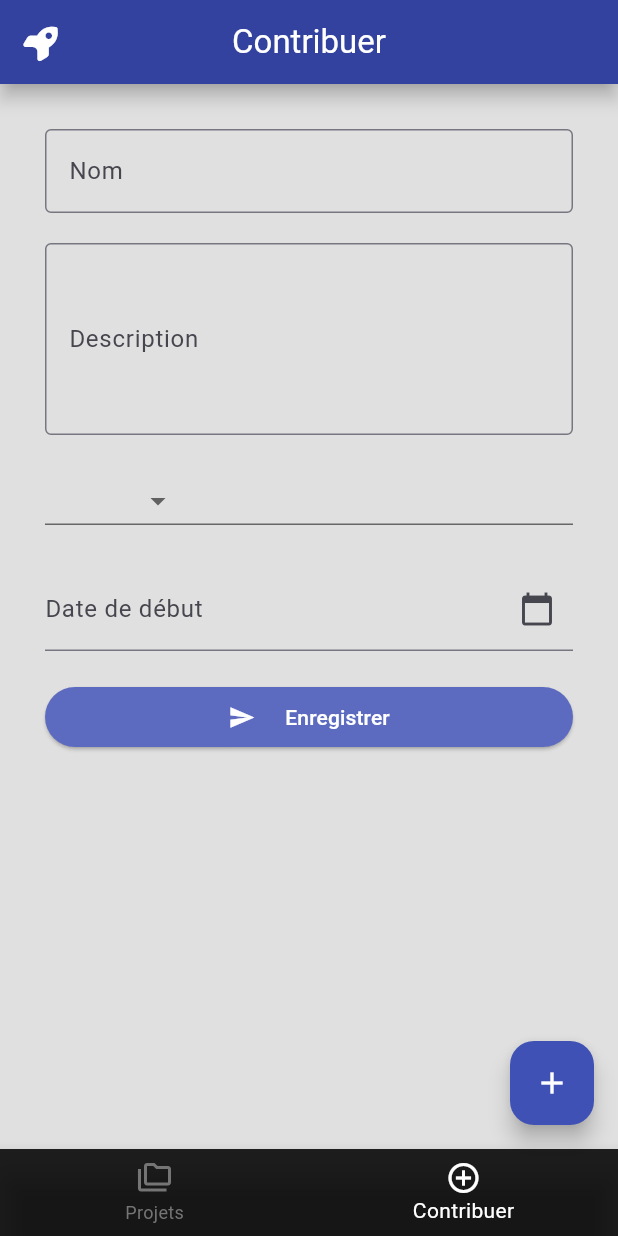
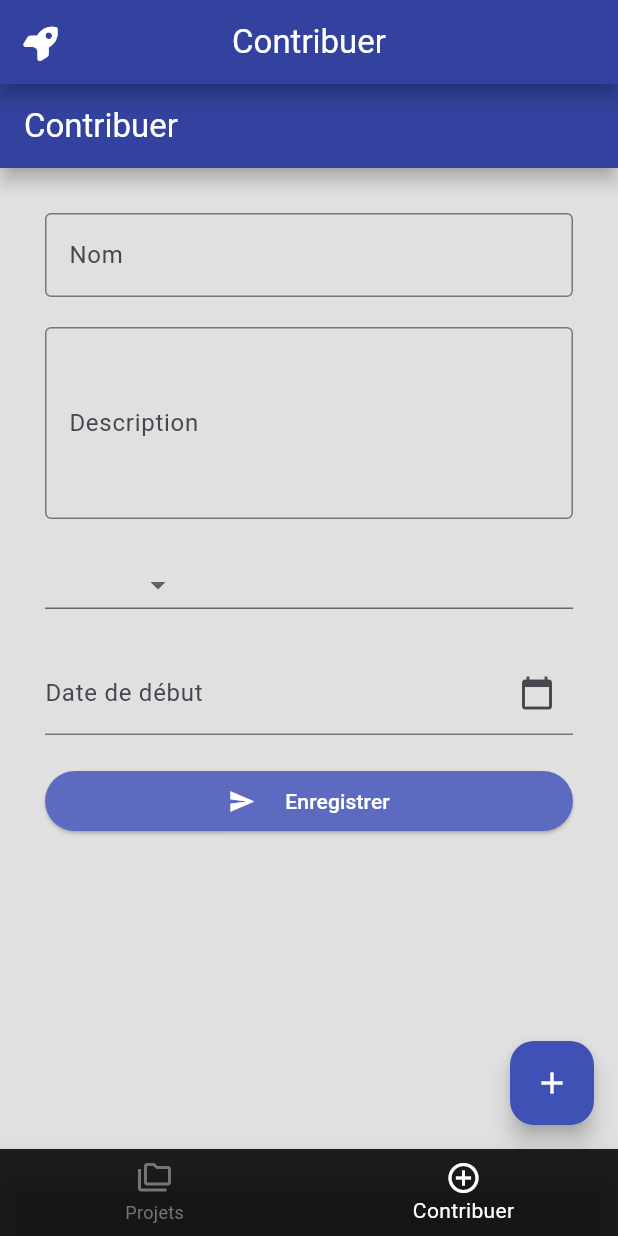
Before and after one commit to VanessaViaud/FlutterAppli, a Flutter app: the screen it shows after launch, item 2 of the bottom bar chosen, on a phone screen of 412 x 824 dp. Run offline on Flutter 3.47's test engine with Material 3 defaults, Android fonts, the phone set to English and light mode, and no system bars; our stand-ins replace font_awesome_flutter, go_router.

Commit message:
features/add_editForm

```diff
--- a/lib/ContributionPage.dart
+++ b/lib/ContributionPage.dart
@@ -1,65 +1,24 @@
 import 'package:flutter/material.dart';
-import 'package:font_awesome_flutter/font_awesome_flutter.dart';
-import 'package:intl/intl.dart';
+import 'package:management_flutter_application/models/Project.dart';
 
 import 'models/EditForm.dart';
-import 'models/Project.dart';
 
-class ContributionPage extends StatefulWidget {
+class ContributionPage extends StatelessWidget {
   final List<Project> projects;
   final void Function(Project) onAddProject;
 
-  const ContributionPage({
-    super.key,
-    required this.projects,
-    required this.onAddProject,
-  });
-
-  @override
-  State<ContributionPage> createState() => _ContributionPageState();
-}
-
-enum Status { enCours, aVenir, termine }
-
-class _ContributionPageState extends State<ContributionPage> {
-  final _key = GlobalKey<FormState>();
-
-  var _nom = TextEditingController();
-  var _description = TextEditingController();
-  Status? _dropDownValue;
-  DateTime? selectedDate;
-
-  late TextEditingController _dateController;
-
-  @override
-  void initState() {
-    super.initState();
-    _dateController = TextEditingController();
-  }
-
-  @override
-  void dispose() {
-    _dateController.dispose();
-    _nom.dispose();
-    _description.dispose();
-    super.dispose();
-  }
-
-  void _onSubmit() {
-    if (_key.currentState!.validate()) {
-      _key.currentState!.save();
-      Project newProject = Project(
-        _nom.text,
-        _description.text,
-        _dropDownValue != null ? _dropDownValue.toString().split('.').last : "en Cours",
-        selectedDate,
-      );
-      widget.onAddProject(newProject);
-    }
-  }
+  const ContributionPage({Key? key, required this.projects, required this.onAddProject}) : super(key: key);
 
   @override
   Widget build(BuildContext context) {
-    return ProjectForm(onSubmit: (Project p1) {  },);
+    return Scaffold(
+      appBar: AppBar(title: Text('Contribuer')),
+      body: ProjectForm(
+        onSubmit: (project) {
+          onAddProject(project);
+          Navigator.pop(context);
+        },
+      ),
+    );
   }
 }
--- a/lib/main.dart
+++ b/lib/main.dart
@@ -1,6 +1,7 @@
 import 'package:flutter/material.dart';
 import 'package:font_awesome_flutter/font_awesome_flutter.dart';
 import 'package:go_router/go_router.dart';
+import 'package:management_flutter_application/EditPage.dart';
 import 'package:management_flutter_application/models/EditForm.dart';
 import 'DetailPage.dart';
 import 'ContributionPage.dart';
@@ -19,7 +20,10 @@ class ScreenArguments {
 
 final GoRouter _router = GoRouter(
   routes: [
-    GoRoute(path: '/', builder: (context, state) => MyHomePage()),
+    GoRoute(
+      path: '/',
+      builder: (context, state) => const MyHomePage(),
+    ),
     GoRoute(
       path: '/details',
       builder: (context, state) {
@@ -27,11 +31,29 @@ final GoRouter _router = GoRouter(
         return DetailPage(project: args.project);
       },
     ),
-    GoRoute(path: '/edit',
+    GoRoute(
+      path: '/edit',
       builder: (context, state) {
         final args = state.extra as ScreenArguments;
-      return ProjectForm(onSubmit: (Project p1) {  },);
-    })
+        return EditProjectPage(
+          project: args.project,
+          onUpdateProject: (updatedProject) {
+            Navigator.of(context).pop(updatedProject);
+          },
+        );
+      },
+    ),
+    GoRoute(
+      path: '/add',
+      builder: (context, state) {
+        return ContributionPage(
+          projects: [],
+          onAddProject: (Project p1) {
+            Navigator.of(context).pop(p1);
+          },
+        );
+      },
+    ),
   ],
 );
 
@@ -69,18 +91,8 @@ class MyHomePage extends StatefulWidget {
 class _MyHomePageState extends State<MyHomePage> {
   List<Project> projects = [
     Project('Projet Un', "C'est un premier projet", "en Cours", DateTime.now()),
-    Project(
-      'Projet Deux',
-      "C'est un second projet",
-      "en Cours",
-      DateTime.now(),
-    ),
-    Project(
-      'Projet Trois',
-      "C'est un troisième projet",
-      "en Cours",
-      DateTime.now(),
-    ),
+    Project('Projet Deux', "C'est un second projet", "en Cours", DateTime.now()),
+    Project('Projet Trois', "C'est un troisième projet", "en Cours", DateTime.now()),
   ];
 
   int _selectedIndex = 0;
@@ -106,99 +118,99 @@ class _MyHomePageState extends State<MyHomePage> {
     });
   }
 
+  Future<void> _editProject(Project project, int index) async {
+    final updatedProject = await context.push<Project>(
+      '/edit',
+      extra: ScreenArguments(project),
+    );
+
+    if (updatedProject != null) {
+      setState(() {
+        projects[index] = updatedProject;
+      });
+    }
+  }
+
+  Future<void> _addProject() async {
+    final newProject = await context.push<Project>('/add');
+    if (newProject != null) {
+      setState(() {
+        projects.add(newProject);
+      });
+    }
+  }
+
   @override
   Widget build(BuildContext context) {
     return Scaffold(
       appBar: AppBar(
         leading: const Icon(FontAwesomeIcons.rocket, color: Colors.white),
-        title: _selectedIndex == 0 ? Text('Projets') : Text("Contribuer"),
+        title: _selectedIndex == 0 ? const Text('Projets') : const Text("Contribuer"),
         centerTitle: true,
       ),
       body: _selectedIndex == 0
-          ? Column(
-              children: <Widget>[
-                Expanded(
-                  child: ListView.builder(
-                    // shrinkWrap: true,
-                    padding: EdgeInsets.all(15),
+          ? ListView.builder(
+        padding: const EdgeInsets.all(15),
         itemCount: projects.length,
         itemBuilder: (BuildContext context, int index) {
+          final project = projects[index];
           return Card(
             shape: RoundedRectangleBorder(
               borderRadius: BorderRadius.circular(12),
             ),
             clipBehavior: Clip.antiAlias,
             elevation: 4,
-                        margin: EdgeInsets.symmetric(
-                          horizontal: 16,
-                          vertical: 8,
-                        ),
+            margin: const EdgeInsets.symmetric(horizontal: 16, vertical: 8),
             child: Container(
               decoration: BoxDecoration(color: Colors.black87),
               child: ListTile(
-                            leading: Icon(
-                              Icons.folder_outlined,
-                              color: Colors.indigo,
-                            ),
-                            title: Text(
-                              projects[index].title,
-                              style: TextStyle(color: Colors.white),
-                            ),
+                leading: const Icon(Icons.folder_outlined, color: Colors.indigo),
+                title: Text(project.title, style: const TextStyle(color: Colors.white)),
                 subtitle: Column(
                   crossAxisAlignment: CrossAxisAlignment.start,
                   children: [
+                    Text(project.desc, style: const TextStyle(color: Colors.white70)),
                     Text(
-                                  projects[index].desc,
-                                  style: TextStyle(color: Colors.white70),
+                      project.dateTime != null
+                          ? DateFormat('dd/MM/yyyy').format(project.dateTime!)
+                          : 'Date non renseignée',
+                      style: const TextStyle(color: Colors.white70),
                     ),
-                                Text(
-                                  projects[index].dateTime != null
-                                      ? DateFormat(
-                                          'dd/MM/yyyy',
-                                        ).format(projects[index].dateTime!)
-                                      : 'Date non renseignée',
-                                  style: TextStyle(color: Colors.white70),
-                                ),
-                                Text(
-                                  projects[index].status,
-                                  style: TextStyle(color: Colors.white70),
-                                ),
+                    Text(project.status, style: const TextStyle(color: Colors.white70)),
                   ],
                 ),
-                            trailing: IconButton(
+                trailing: Row(
+                  mainAxisSize: MainAxisSize.min,
+                  children: [
+                    IconButton(
+                      onPressed: () => _editProject(project, index),
+                      icon: const Icon(Icons.edit, color: Colors.white54),
+                    ),
+                    IconButton(
                       onPressed: () {
                         context.push(
                           '/details',
-                                  extra: ScreenArguments(projects[index]),
+                          extra: ScreenArguments(project),
                         );
                       },
-                              icon: Icon(
-                                Icons.arrow_forward_ios,
-                                color: Colors.white54,
+                      icon: const Icon(Icons.arrow_forward_ios, color: Colors.white54),
                     ),
-                              // trailing: Icon(
-                              //   Icons.arrow_forward_ios,
-                              //   color: Colors.white54,
-                              // ),
+                  ],
                 ),
               ),
             ),
           );
         },
-                  ),
-                ),
-              ],
       )
           : ContributionPage(
         projects: projects,
-              onAddProject: (Project project) {
+        onAddProject: (newProject) {
           setState(() {
-                  projects.add(project);
+            projects.add(newProject);
             _selectedIndex = 0;
           });
         },
       ),
-
       floatingActionButton: FloatingActionButton(
         onPressed: _incrementProjects,
         tooltip: 'Increment',
```
Also changed, not shown: lib/EditPage.dart (added, +24 -0 lines). Lines whose indentation alone changed are shown as unchanged.
